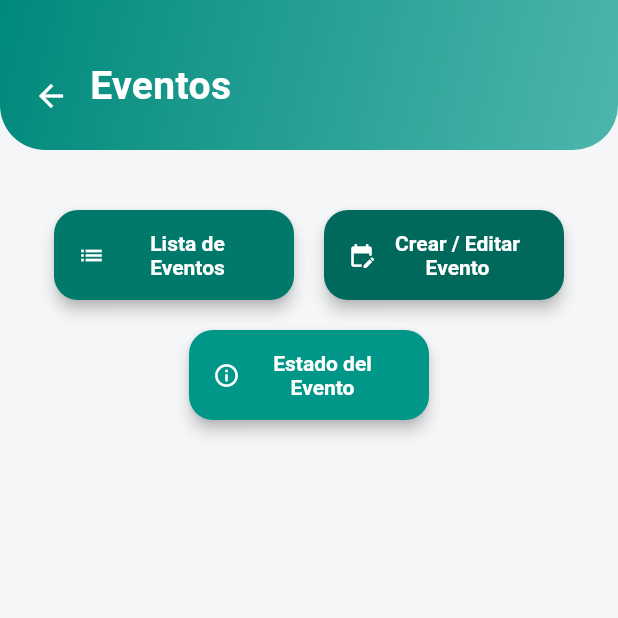
After one commit to Javier-Rivera2311/Eventos_cari_tipe3, a Flutter app: the screen it shows after launch, after a tap on "Eventos", on a phone screen of 412 x 824 dp, the top half of it. The commit adds this screen. Run offline on Flutter 3.47's test engine with Material 3 defaults, Android fonts, the phone set to English and light mode, and no system bars; our stand-ins replace fl_chart, google_nav_bar.

Commit message:
se agrego el boton eventos con 3 funcionalidades nuevas y esta conectado al boton del menu inicial

```diff
--- /dev/null
+++ b/lib/screens/eventos.dart
@@ -0,0 +1,257 @@
+import 'package:flutter/material.dart';
+
+class EventosScreen extends StatefulWidget {
+  const EventosScreen({super.key});
+
+  @override
+  State<EventosScreen> createState() => _EventosScreenState();
+}
+
+class _EventosScreenState extends State<EventosScreen> {
+  final List<Map<String, dynamic>> _eventos = [];
+
+  void _agregarEvento(Map<String, dynamic> evento) {
+    setState(() {
+      _eventos.add(evento);
+    });
+  }
+
+  void _abrirFormularioEvento() {
+    Navigator.push(
+      context,
+      MaterialPageRoute(
+        builder: (_) => CrearEditarEventoScreen(onGuardar: _agregarEvento),
+      ),
+    );
+  }
+
+  void _abrirListaEventos() {
+    Navigator.push(
+      context,
+      MaterialPageRoute(
+        builder: (_) => ListaEventosScreen(eventos: _eventos),
+      ),
+    );
+  }
+
+  @override
+  Widget build(BuildContext context) {
+    return Scaffold(
+      backgroundColor: const Color(0xFFF4F6F8),
+      body: Column(
+        children: [
+          Stack(
+            children: [
+              Container(
+                height: 100,
+                width: double.infinity,
+                decoration: const BoxDecoration(
+                  gradient: LinearGradient(
+                    colors: [Color(0xFF00897B), Color(0xFF4DB6AC)],
+                    begin: Alignment.topLeft,
+                    end: Alignment.bottomRight,
+                  ),
+                  borderRadius: BorderRadius.only(
+                    bottomLeft: Radius.circular(30),
+                    bottomRight: Radius.circular(30),
+                  ),
+                ),
+              ),
+              Positioned(
+                top: 40,
+                left: 10,
+                child: IconButton(
+                  icon: const Icon(Icons.arrow_back, color: Colors.white),
+                  onPressed: () => Navigator.pop(context),
+                ),
+              ),
+              const Positioned(
+                bottom: 24,
+                left: 60,
+                child: Text(
+                  'Eventos',
+                  style: TextStyle(
+                    color: Colors.white,
+                    fontSize: 26,
+                    fontWeight: FontWeight.bold,
+                  ),
+                ),
+              ),
+            ],
+          ),
+          const SizedBox(height: 40),
+          Padding(
+            padding: const EdgeInsets.symmetric(horizontal: 24.0),
+            child: Wrap(
+              spacing: 20,
+              runSpacing: 20,
+              alignment: WrapAlignment.center,
+              children: [
+                _buildStyledButton(
+                  icon: Icons.list,
+                  label: 'Lista de Eventos',
+                  color: Colors.teal.shade700,
+                  onTap: _abrirListaEventos,
+                ),
+                _buildStyledButton(
+                  icon: Icons.edit_calendar,
+                  label: 'Crear / Editar Evento',
+                  color: Colors.teal.shade800,
+                  onTap: _abrirFormularioEvento,
+                ),
+                _buildStyledButton(
+                  icon: Icons.info_outline,
+                  label: 'Estado del Evento',
+                  color: Colors.teal,
+                  onTap: () {},
+                ),
+              ],
+            ),
+          ),
+        ],
+      ),
+    );
+  }
+
+  Widget _buildStyledButton({
+    required IconData icon,
+    required String label,
+    required Color color,
+    required VoidCallback onTap,
+  }) {
+    return SizedBox(
+      width: 160,
+      height: 60,
+      child: ElevatedButton.icon(
+        onPressed: onTap,
+        icon: Icon(icon),
+        label: Text(label, textAlign: TextAlign.center),
+        style: ElevatedButton.styleFrom(
+          backgroundColor: color,
+          foregroundColor: Colors.white,
+          textStyle: const TextStyle(fontWeight: FontWeight.w600),
+          shape: RoundedRectangleBorder(
+            borderRadius: BorderRadius.circular(16),
+          ),
+          elevation: 4,
+        ),
+      ),
+    );
+  }
+}
+
+class CrearEditarEventoScreen extends StatefulWidget {
+  final Function(Map<String, dynamic>) onGuardar;
+
+  const CrearEditarEventoScreen({super.key, required this.onGuardar});
+
+  @override
+  State<CrearEditarEventoScreen> createState() =>
+      _CrearEditarEventoScreenState();
+}
+
+class _CrearEditarEventoScreenState extends State<CrearEditarEventoScreen> {
+  final _formKey = GlobalKey<FormState>();
+  final _nombreController = TextEditingController();
+  final _descripcionController = TextEditingController();
+  final _ubicacionController = TextEditingController();
+  DateTime? _fechaSeleccionada;
+
+  void _guardarEvento() {
+    if (_formKey.currentState!.validate() && _fechaSeleccionada != null) {
+      widget.onGuardar({
+        'nombre': _nombreController.text,
+        'descripcion': _descripcionController.text,
+        'ubicacion': _ubicacionController.text,
+        'fecha': _fechaSeleccionada,
+      });
+      Navigator.pop(context);
+    }
+  }
+
+  Future<void> _seleccionarFecha() async {
+    final DateTime? picked = await showDatePicker(
+      context: context,
+      initialDate: DateTime.now(),
+      firstDate: DateTime(2020),
+      lastDate: DateTime(2100),
+    );
+    if (picked != null) {
+      setState(() {
+        _fechaSeleccionada = picked;
+      });
+    }
+  }
+
+  @override
+  Widget build(BuildContext context) {
+    return Scaffold(
+      appBar: AppBar(title: const Text('Crear / Editar Evento')),
+      body: Padding(
+        padding: const EdgeInsets.all(16.0),
+        child: Form(
+          key: _formKey,
+          child: ListView(
+            children: [
+              TextFormField(
+                controller: _nombreController,
+                decoration:
+                    const InputDecoration(labelText: 'Nombre del evento'),
+                validator: (value) =>
+                    value == null || value.isEmpty ? 'Requerido' : null,
+              ),
+              const SizedBox(height: 12),
+              TextFormField(
+                controller: _descripcionController,
+                decoration: const InputDecoration(labelText: 'Descripción'),
+              ),
+              const SizedBox(height: 12),
+              TextFormField(
+                controller: _ubicacionController,
+                decoration: const InputDecoration(labelText: 'Ubicación'),
+              ),
+              const SizedBox(height: 12),
+              TextButton(
+                onPressed: _seleccionarFecha,
+                child: Text(
+                  _fechaSeleccionada == null
+                      ? 'Seleccionar Fecha'
+                      : 'Fecha: ${_fechaSeleccionada!.toLocal()}'.split(' ')[0],
+                ),
+              ),
+              const SizedBox(height: 24),
+              ElevatedButton(
+                onPressed: _guardarEvento,
+                child: const Text('Guardar Evento'),
+              )
+            ],
+          ),
+        ),
+      ),
+    );
+  }
+}
+
+class ListaEventosScreen extends StatelessWidget {
+  final List<Map<String, dynamic>> eventos;
+  const ListaEventosScreen({super.key, required this.eventos});
+
+  @override
+  Widget build(BuildContext context) {
+    return Scaffold(
+      appBar: AppBar(title: const Text('Lista de Eventos')),
+      body: ListView.builder(
+        itemCount: eventos.length,
+        itemBuilder: (context, index) {
+          final evento = eventos[index];
+          return ListTile(
+            leading: const Icon(Icons.event),
+            title: Text(evento['nombre'] ?? 'Sin nombre'),
+            subtitle: Text(
+                'Fecha: ${evento['fecha'].toString().split(' ')[0]}\nUbicación: ${evento['ubicacion']}'),
+          );
+        },
+      ),
+    );
+  }
+}
--- a/lib/screens/home.dart
+++ b/lib/screens/home.dart
@@ -1,4 +1,5 @@
 import 'package:flutter/material.dart';
+import 'package:my_app/screens/eventos.dart';
 
 class HomeScreen extends StatelessWidget {
   const HomeScreen({super.key});
@@ -93,6 +94,20 @@ class HomeScreen extends StatelessWidget {
                     color: Colors.purple,
                     onTap: () {},
                   ),
+                  _buildStyledButton(
+                    context,
+                    icon: Icons.event,
+                    label: 'Eventos',
+                    color: Colors.teal,
+                    onTap: () {
+                      Navigator.push(
+                        context,
+                        MaterialPageRoute(
+                          builder: (context) => const EventosScreen(),
+                        ),
+                      );
+                    },
+                  ),
                 ],
               ),
             ),
--- a/lib/screens/inventory.dart
+++ b/lib/screens/inventory.dart
@@ -1,7 +1,7 @@
 import 'package:flutter/material.dart';
 import '../widgets/admission_form.dart';
 import '../widgets/withdrawal_form.dart';
-import '../widgets/inventory_history.dart';
+
 class InventoryScreen extends StatelessWidget {
   const InventoryScreen({super.key});
 
```
Also changed, not shown: 4 other files.
